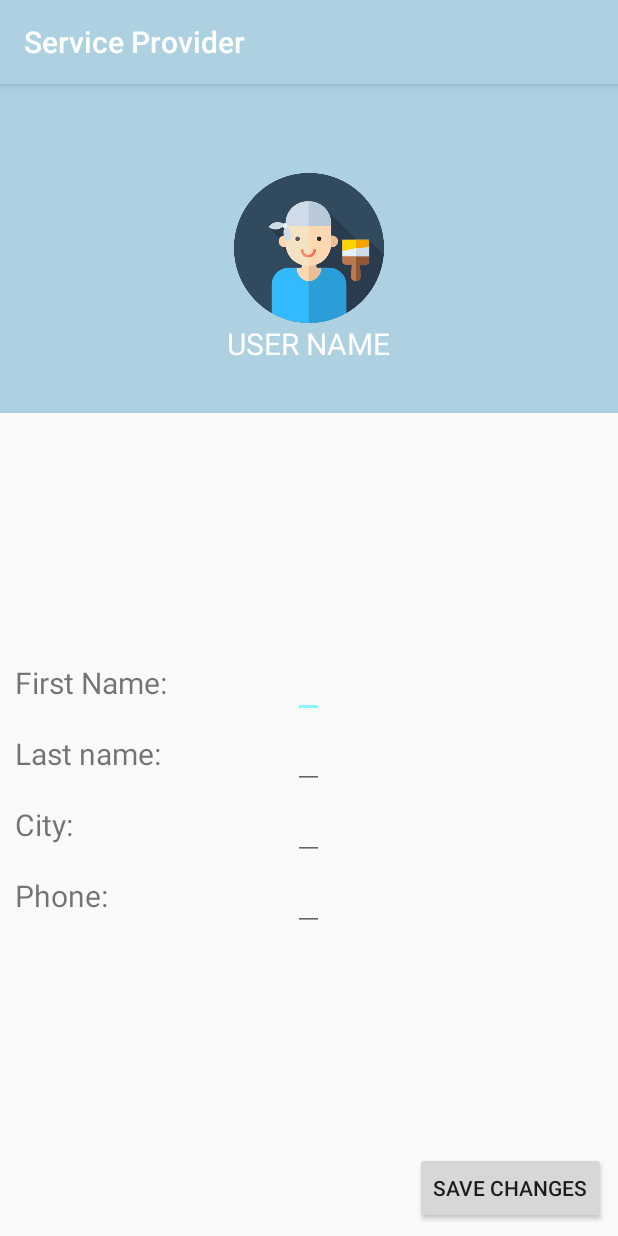
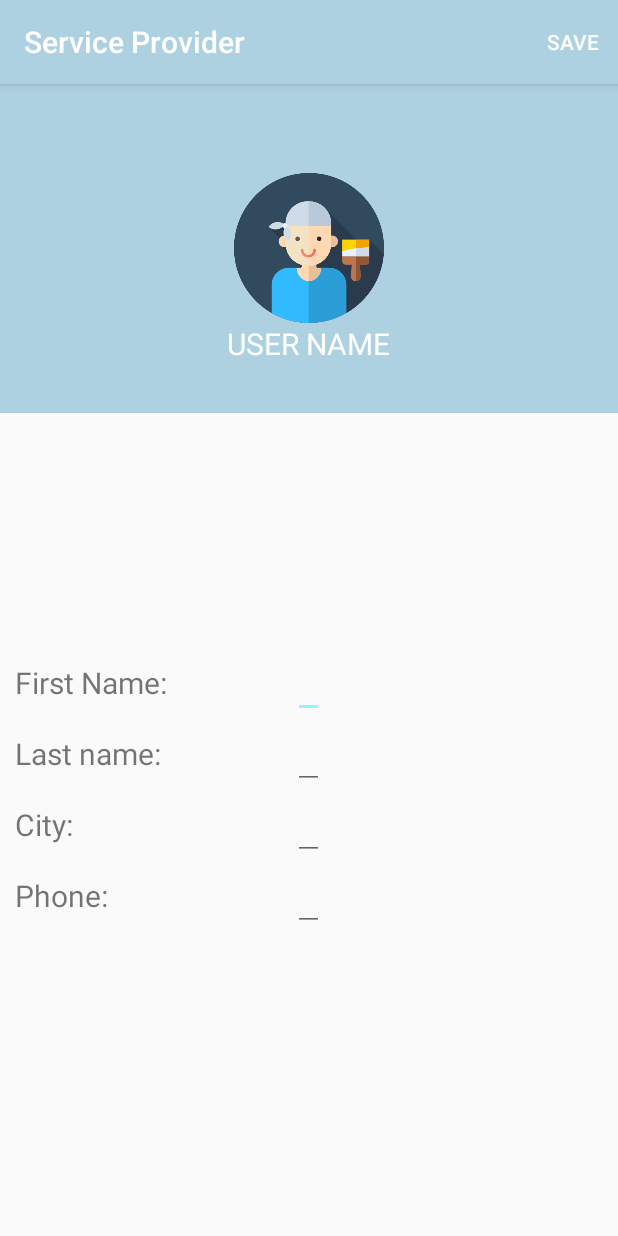
Before and after one commit to s201589210/service-provider, an Android app: the EditProfileActivity screen opened directly, with no data from a screen before it, on a phone screen of 412 x 824 dp. Run offline under Robolectric (Android 15) with nearby library versions, the phone set to English and light mode, and no system bars; our stand-ins replace Firebase (no records; nobody signed in at launch, a user with empty details on screens opened directly); 4 statements that could not run were skipped.

Commit message:
edit profile enhanced

```diff
--- a/app/src/main/java/com/serveic_provider/service_provider/EditProfileActivity.java
+++ b/app/src/main/java/com/serveic_provider/service_provider/EditProfileActivity.java
@@ -1,8 +1,11 @@
 package com.serveic_provider.service_provider;
 
+import android.content.Intent;
 import android.support.annotation.NonNull;
 import android.support.v7.app.AppCompatActivity;
 import android.os.Bundle;
+import android.view.Menu;
+import android.view.MenuItem;
 import android.view.View;
 import android.widget.EditText;
 
@@ -74,7 +77,7 @@ public class EditProfileActivity extends AppCompatActivity {
         phone .setText(user.getPhone_number());
     }
 
-    public void saveChanges(View view) {
+    public void saveChanges() {
         user.setName(firstNameEditText.getText().toString());
         user.setLastName(lastNameEditText.getText().toString());
         user.setLocation(cityEditText.getText().toString());
@@ -83,4 +86,19 @@ public class EditProfileActivity extends AppCompatActivity {
         DatabaseReference userProfileRef = mDatabase.getReference("user_profiles");
         userProfileRef.child(userId).setValue(user);
     }
+
+    public boolean onCreateOptionsMenu(Menu menu) {
+        getMenuInflater().inflate(R.menu.save_profile_changes,menu);
+        return true;
+    }
+
+    @Override
+    public boolean onOptionsItemSelected(MenuItem item) {
+        if(item.getItemId() == R.id.save_profile_button){
+            saveChanges();
+            finish();
+        }
+
+        return true;
+    }
 }
--- a/app/src/main/res/layout/activity_edit_profile.xml
+++ b/app/src/main/res/layout/activity_edit_profile.xml
@@ -139,16 +139,6 @@
                 android:textSize="20dp"
                 tools:text="Lname" />
 
-            <Button
-                android:layout_width="wrap_content"
-                android:layout_height="wrap_content"
-                android:layout_alignParentBottom="true"
-                android:layout_alignParentRight="true"
-                android:layout_marginBottom="8dp"
-                android:layout_marginRight="8dp"
-                android:text="save changes"
-                android:onClick="saveChanges"/>
-
         </RelativeLayout>
     </LinearLayout>
 </android.support.constraint.ConstraintLayout>
--- /dev/null
+++ b/app/src/main/res/menu/save_profile_changes.xml
@@ -0,0 +1,10 @@
+<?xml version="1.0" encoding="utf-8"?>
+<menu xmlns:app="http://schemas.android.com/apk/res-auto"
+    xmlns:android="http://schemas.android.com/apk/res/android">
+
+    <item android:id="@+id/save_profile_button"
+        android:title="save"
+        app:showAsAction="collapseActionView|ifRoom"
+        app:actionViewClass="android.widget.SearchView" />
+
+</menu>
```
Also changed, not shown: app/src/main/java/com/serveic_provider/service_provider/ProfileActivity.java (+27 -14 lines), app/src/main/res/layout/profile.xml (+0 -24 lines), app/src/main/res/menu/edit_profile.xml (added, +10 -0 lines).
